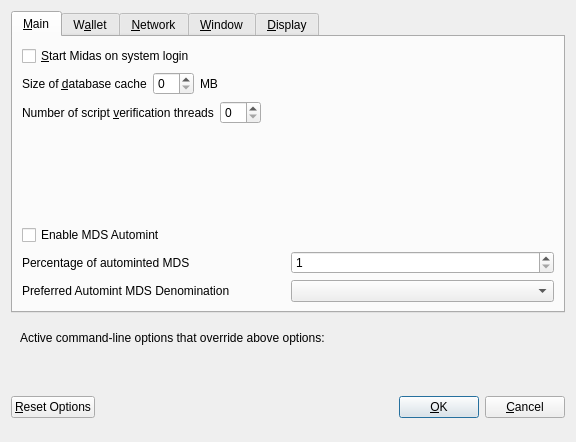
The window that src/qt/forms/optionsdialog.ui (j00v/midas_coin) describes before a commit, drawn with Qt 5.
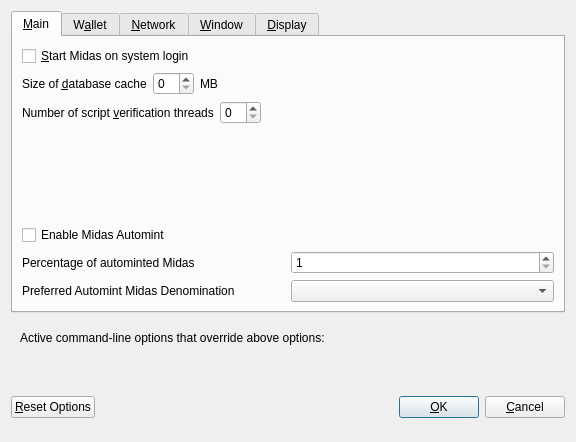
The same window after the commit. Custom widgets are drawn as their Qt base class.

What changed in the file:
```diff
--- a/src/qt/forms/optionsdialog.ui
+++ b/src/qt/forms/optionsdialog.ui
@@ -139,7 +139,7 @@
           <enum>Qt::LeftToRight</enum>
          </property>
          <property name="text">
-          <string>Enable MDS Automint</string>
+          <string>Enable Midas Automint</string>
          </property>
         </widget>
        </item>
@@ -151,7 +151,7 @@
             <string>Percentage of incoming MDS which get automatically converted to MDS via Zerocoin Protocol (min: 10%)</string>
            </property>
            <property name="text">
-            <string>Percentage of autominted MDS</string>
+            <string>Percentage of autominted Midas</string>
            </property>
           </widget>
          </item>
@@ -184,7 +184,7 @@
             <string>Wait with automatic conversion to Zerocoin until enough MDS for this denomination is available</string>
            </property>
            <property name="text">
-            <string>Preferred Automint MDS Denomination</string>
+            <string>Preferred Automint Midas Denomination</string>
            </property>
           </widget>
          </item>
```
Left out of the diff: 8 changed lines with no effect on the pictures.
